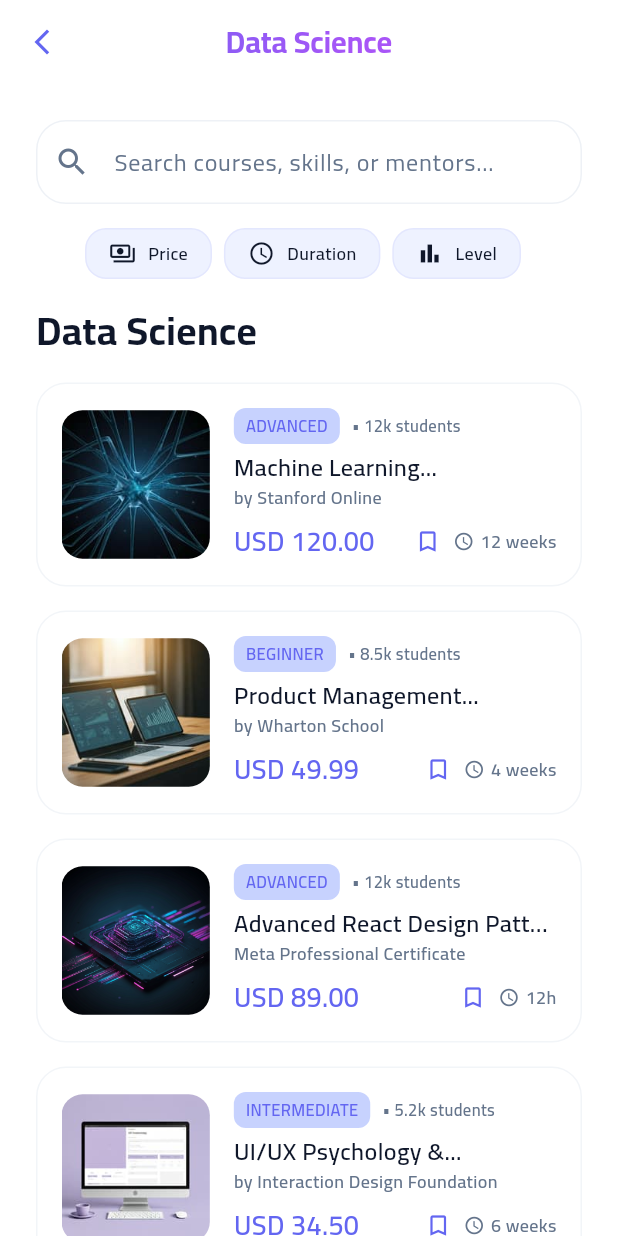
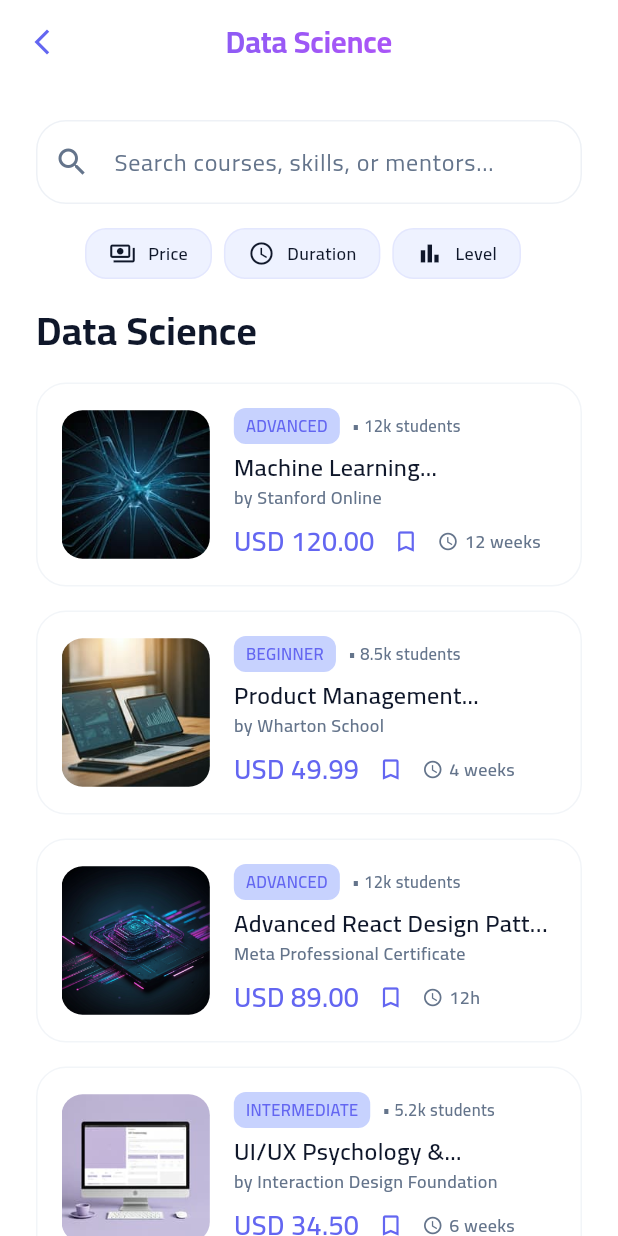
Before and after one commit to rajeh1032/pathfinder_app, a Flutter app: the _CoursesView screen opened directly, on a phone screen of 412 x 824 dp. Run offline on Flutter 3.47's test engine with Material 3 defaults, Android fonts, the phone set to English and light mode, and no system bars; our stand-ins replace cached_network_image, connectivity_plus, dartz, device_preview, dio, easy_localization and 13 more; accounts and stored records are empty.

Commit message:
feat: integrate device preview for enhanced UI testing and update course tile layout

```diff
--- a/lib/features/courses/presentation/widgets/course_tile.dart
+++ b/lib/features/courses/presentation/widgets/course_tile.dart
@@ -87,14 +87,16 @@ class CourseTile extends StatelessWidget {
                     ),
                   ),
                   const SizedBox(height: AppSpacing.sm),
-                  Row(
+                  Wrap(
+                    spacing: AppSpacing.sm,
+                    runSpacing: AppSpacing.xs,
+                    crossAxisAlignment: WrapCrossAlignment.center,
                     children: [
                       Text(
                         course.priceKey.tr(),
                         style: AppTextStyles.titleMedium(colors.primary),
                       ),
-                      const Spacer(),
-                      if (onSaveTap != null) ...[
+                      if (onSaveTap != null)
                         InkWell(
                           onTap: onSaveTap,
                           borderRadius: BorderRadius.circular(AppRadius.pill),
@@ -107,20 +109,7 @@ class CourseTile extends StatelessWidget {
                             ),
                           ),
                         ),
-                        const SizedBox(width: AppSpacing.xs),
-                      ],
-                      Icon(
-                        Icons.schedule_outlined,
-                        size: 14,
-                        color: colors.onSurfaceVariant,
-                      ),
-                      const SizedBox(width: AppSpacing.xs),
-                      Text(
-                        course.durationKey.tr(),
-                        style: AppTextStyles.labelMedium(
-                          colors.onSurfaceVariant,
-                        ),
-                      ),
+                      _CourseDuration(duration: course.durationKey.tr()),
                     ],
                   ),
                 ],
@@ -129,6 +118,33 @@ class CourseTile extends StatelessWidget {
           ],
         ),
       ),
+    );
+  }
+}
+
+class _CourseDuration extends StatelessWidget {
+  const _CourseDuration({required this.duration});
+
+  final String duration;
+
+  @override
+  Widget build(BuildContext context) {
+    final colors = context.colors;
+
+    return Row(
+      mainAxisSize: MainAxisSize.min,
+      children: [
+        Icon(
+          Icons.schedule_outlined,
+          size: 14,
+          color: colors.onSurfaceVariant,
+        ),
+        const SizedBox(width: AppSpacing.xs),
+        Text(
+          duration,
+          style: AppTextStyles.labelMedium(colors.onSurfaceVariant),
+        ),
+      ],
     );
   }
 }
--- a/pubspec.yaml
+++ b/pubspec.yaml
@@ -26,6 +26,7 @@ dependencies:
   connectivity_plus: ^6.1.5
   cupertino_icons: ^1.0.8
   dartz: ^0.10.1
+  device_preview: ^1.3.1
   dio: ^5.9.0
   easy_localization: ^3.0.8
   equatable: ^2.0.7
```
Also changed, not shown: lib/core/app/app.dart (+5 -2 lines), lib/features/profile/presentation/widgets/profile_achievements_card.dart (+7 -2 lines), lib/main.dart (+11 -5 lines), pubspec.lock.
